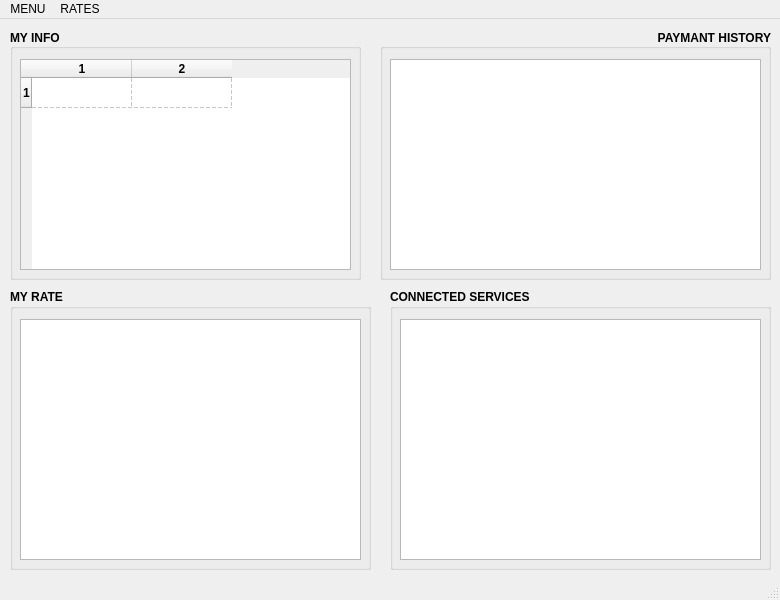
Old version of the form client/clientview.ui in the repository Predator051/MobileOperator.
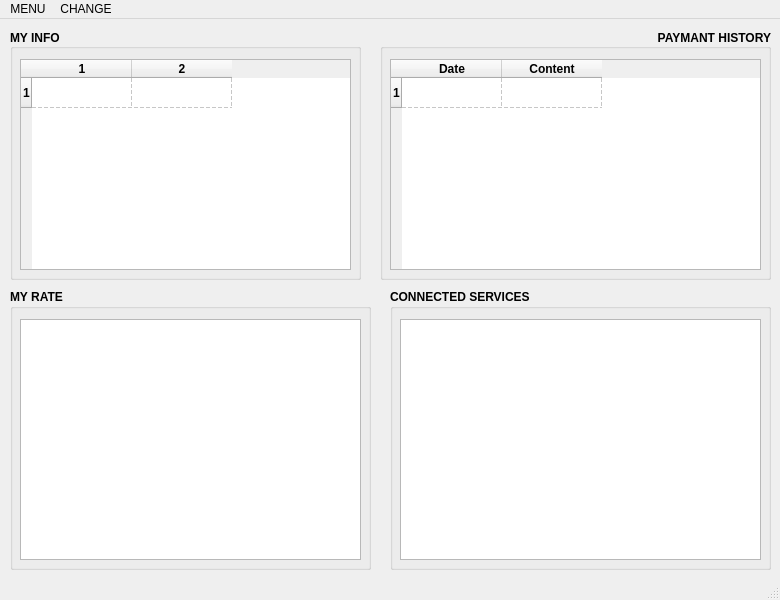
New version of the form.

The edit to the form file:
```diff
--- a/client/clientview.ui
+++ b/client/clientview.ui
@@ -103,7 +103,7 @@
     <property name="flat">
      <bool>false</bool>
     </property>
-    <widget class="QListWidget" name="listWidget">
+    <widget class="QTableWidget" name="twHistory">
      <property name="geometry">
       <rect>
        <x>10</x>
@@ -112,6 +112,35 @@
        <height>211</height>
       </rect>
      </property>
+     <property name="editTriggers">
+      <set>QAbstractItemView::NoEditTriggers</set>
+     </property>
+     <property name="showGrid">
+      <bool>true</bool>
+     </property>
+     <property name="gridStyle">
+      <enum>Qt::DashLine</enum>
+     </property>
+     <property name="rowCount">
+      <number>1</number>
+     </property>
+     <property name="columnCount">
+      <number>2</number>
+     </property>
+     <attribute name="horizontalHeaderCascadingSectionResizes">
+      <bool>false</bool>
+     </attribute>
+     <row/>
+     <column>
+      <property name="text">
+       <string>Date</string>
+      </property>
+     </column>
+     <column>
+      <property name="text">
+       <string>Content</string>
+      </property>
+     </column>
     </widget>
    </widget>
    <widget class="QGroupBox" name="groupBox_3">
@@ -201,7 +230,7 @@
    </widget>
    <widget class="QMenu" name="menuRATES">
     <property name="title">
-     <string>RATES</string>
+     <string>CHANGE</string>
     </property>
    </widget>
    <addaction name="menuCLIENT"/>
```
Left out of the diff: 6 changed lines with no effect on the pictures.
